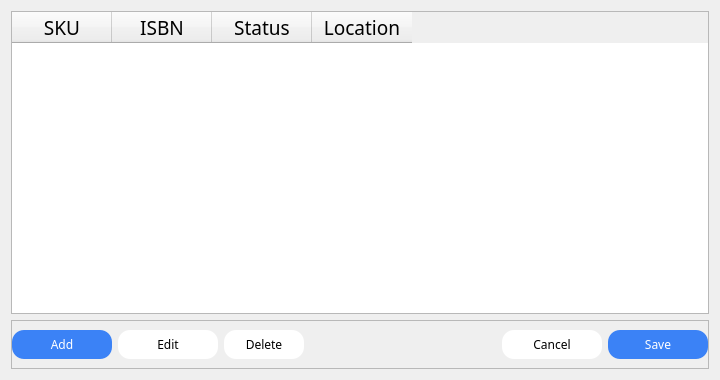
Above: pages/bookManagement/stock_list_dialog.ui from al-dioooo/bookster before the change. Below: the same form after it.
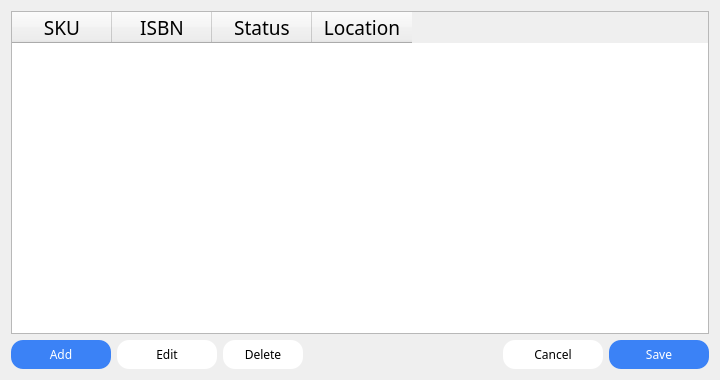
That is the form after the change.

The edit to the form file:
```diff
--- a/pages/bookManagement/stock_list_dialog.ui
+++ b/pages/bookManagement/stock_list_dialog.ui
@@ -21,6 +21,9 @@
        <family>Poppins</family>
       </font>
      </property>
+     <property name="styleSheet">
+      <string notr="true"/>
+     </property>
      <property name="rowCount">
       <number>0</number>
      </property>
@@ -80,16 +83,19 @@
        <family>Poppins</family>
       </font>
      </property>
-     <property name="frameShape">
-      <enum>QFrame::Shape::StyledPanel</enum>
-     </property>
      <layout class="QHBoxLayout" name="horizontalLayout">
       <property name="leftMargin">
        <number>0</number>
       </property>
+      <property name="topMargin">
+       <number>0</number>
+      </property>
       <property name="rightMargin">
        <number>0</number>
       </property>
+      <property name="bottomMargin">
+       <number>0</number>
+      </property>
       <item>
        <widget class="QPushButton" name="addStockRowButton">
         <property name="minimumSize">
```
